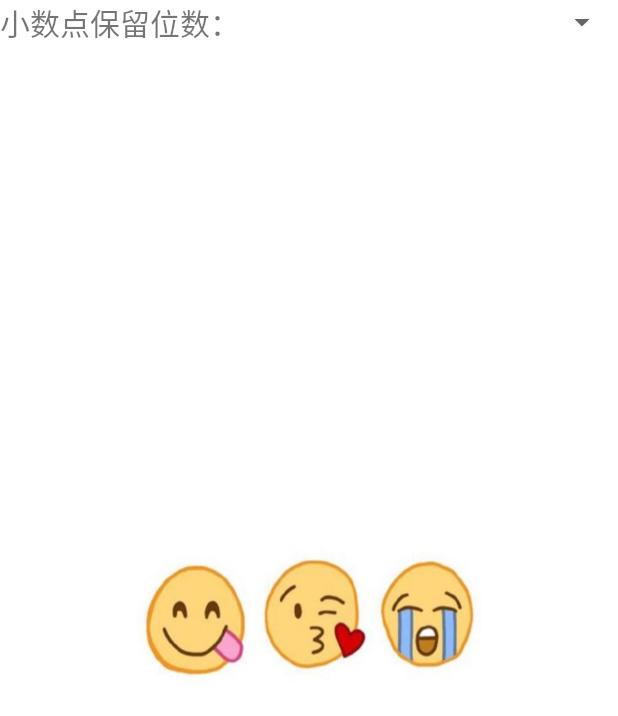
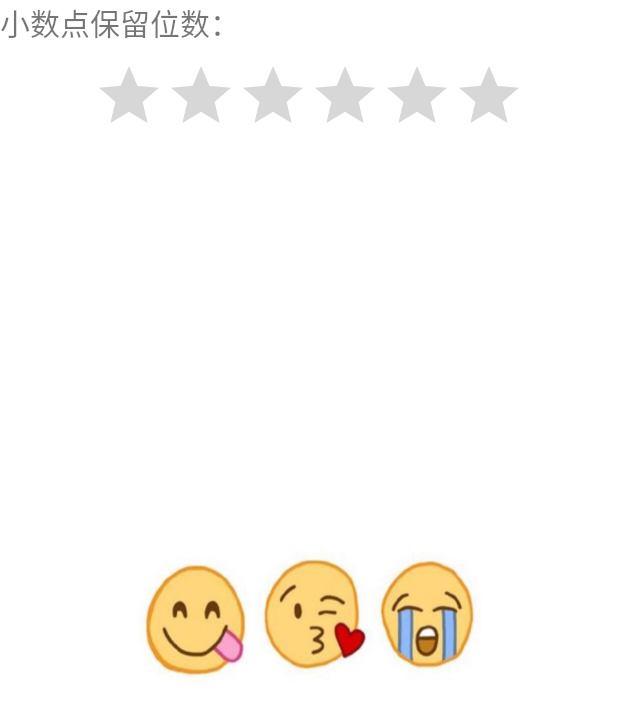
Before and after one commit to luolaihua/MyCalculator, an Android app: the layout activity_setting.xml on its own in the app's theme, with its tools: preview values and no code run, on a phone screen of 412 x 824 dp. Shown: the top 716 px of the screen. Run offline under Robolectric (Android 15) with nearby library versions, the light colour scheme and no system bars.

Commit message:
把小数点保留位数由spinner改为ratingbar
Signed-off-by: luolaihua <1973653885@qq.com>

```diff
--- a/app/src/main/res/layout/activity_setting.xml
+++ b/app/src/main/res/layout/activity_setting.xml
@@ -2,23 +2,27 @@
 <LinearLayout xmlns:android="http://schemas.android.com/apk/res/android"
     android:layout_width="match_parent"
     android:layout_height="match_parent"
+    android:orientation="vertical"
     android:background="@drawable/bg4">
+
     <LinearLayout
+        android:orientation="vertical"
         android:layout_width="match_parent"
-    android:layout_height="wrap_content">
+        android:layout_height="120dp">
 
         <TextView
             android:textSize="20sp"
-        android:layout_width="0dp"
-        android:layout_weight="3"
-        android:layout_height="wrap_content"
+            android:layout_width="match_parent"
+            android:layout_height="40dp"
             android:text="小数点保留位数：" />
 
-    <Spinner
-        android:id="@+id/num"
-        android:layout_width="0dp"
-        android:layout_height="match_parent"
-        android:layout_weight="2"></Spinner>
+       <RatingBar
+           android:id="@+id/ratingbar"
+           android:layout_gravity="center"
+           android:layout_width="wrap_content"
+           android:layout_height="wrap_content"
+           android:stepSize="1"
+           android:numStars="6"/>
 
 
     </LinearLayout>
```
Also changed, not shown: app/src/main/java/com/luo/matrixcaculator/Setting.java (+22 -3 lines). Lines whose indentation alone changed are shown as unchanged.
